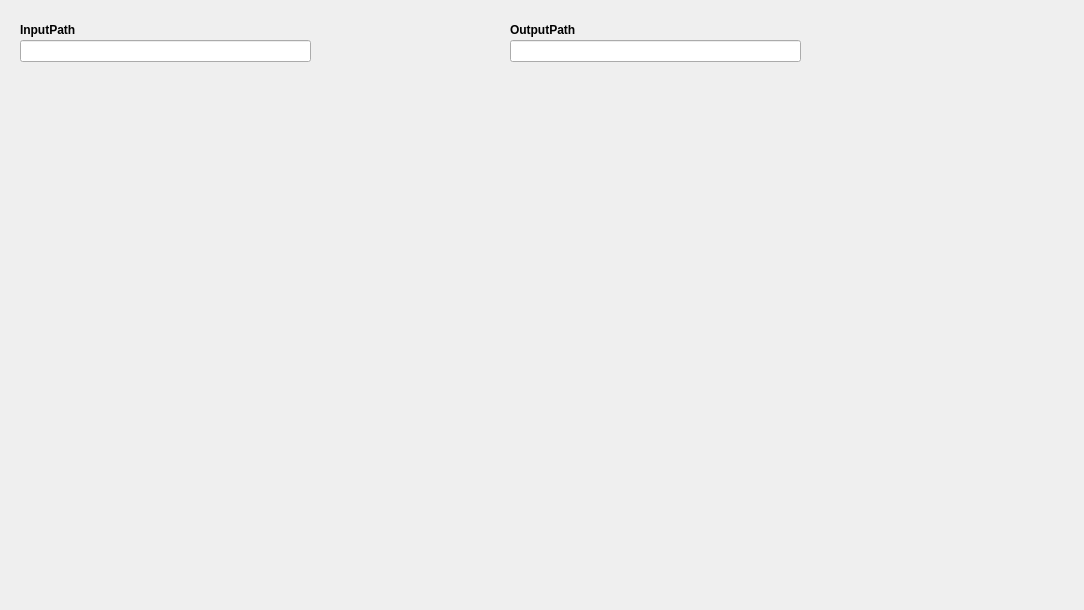
This is mainwindow.ui in Hibsicus/neural_style as Qt 5 draws it before an edit. The edited form follows.
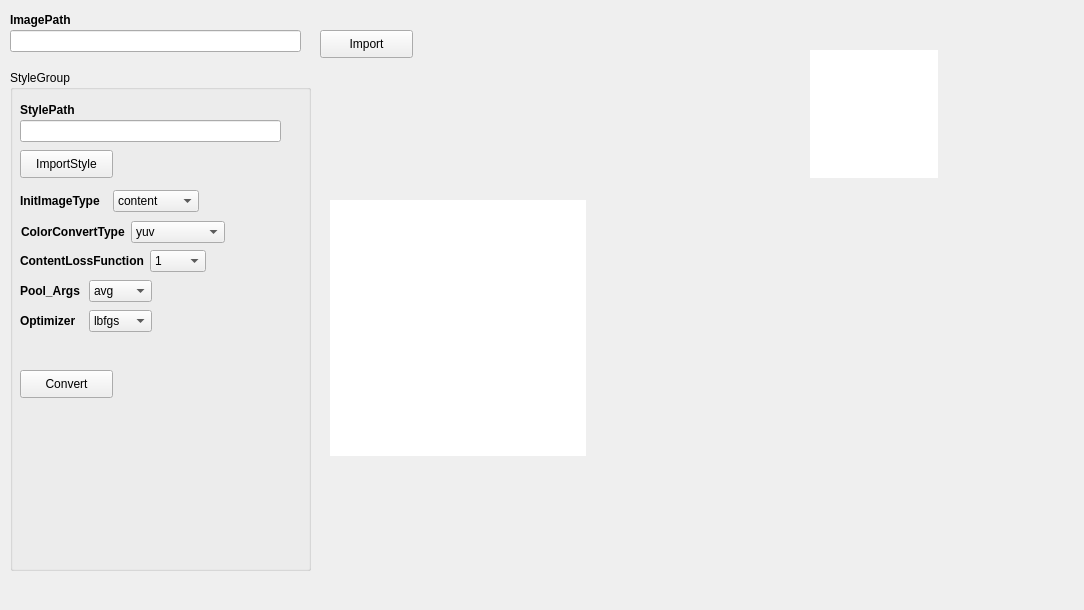
This is the edited form.

What changed in the file:
```diff
--- a/mainwindow.ui
+++ b/mainwindow.ui
@@ -17,33 +17,14 @@
    <widget class="QLabel" name="label_InputPath">
     <property name="geometry">
      <rect>
-      <x>20</x>
-      <y>20</y>
+      <x>10</x>
+      <y>10</y>
       <width>71</width>
       <height>21</height>
      </rect>
     </property>
     <property name="text">
-     <string>&lt;b&gt;InputPath&lt;/b&gt;</string>
-    </property>
-    <property name="scaledContents">
-     <bool>false</bool>
-    </property>
-    <property name="wordWrap">
-     <bool>false</bool>
-    </property>
-   </widget>
-   <widget class="QLabel" name="label_OutputPath">
-    <property name="geometry">
-     <rect>
-      <x>510</x>
-      <y>20</y>
-      <width>81</width>
-      <height>21</height>
-     </rect>
-    </property>
-    <property name="text">
-     <string>&lt;b&gt;OutputPath&lt;/b&gt;</string>
+     <string>&lt;b&gt;ImagePath&lt;/b&gt;</string>
     </property>
     <property name="scaledContents">
      <bool>false</bool>
@@ -58,8 +39,8 @@
     </property>
     <property name="geometry">
      <rect>
-      <x>20</x>
-      <y>40</y>
+      <x>10</x>
+      <y>30</y>
       <width>291</width>
       <height>22</height>
      </rect>
@@ -68,20 +49,371 @@
      <bool>true</bool>
     </property>
    </widget>
-   <widget class="QLineEdit" name="edit_output">
-    <property name="enabled">
-     <bool>true</bool>
+   <widget class="QGroupBox" name="groupBox">
+    <property name="geometry">
+     <rect>
+      <x>10</x>
+      <y>70</y>
+      <width>301</width>
+      <height>501</height>
+     </rect>
     </property>
+    <property name="title">
+     <string>StyleGroup</string>
+    </property>
+    <widget class="QLabel" name="label_InputPath_2">
+     <property name="geometry">
+      <rect>
+       <x>10</x>
+       <y>30</y>
+       <width>71</width>
+       <height>21</height>
+      </rect>
+     </property>
+     <property name="text">
+      <string>&lt;b&gt;StylePath&lt;/b&gt;</string>
+     </property>
+     <property name="scaledContents">
+      <bool>false</bool>
+     </property>
+     <property name="wordWrap">
+      <bool>false</bool>
+     </property>
+    </widget>
+    <widget class="QLineEdit" name="edit_styleInput">
+     <property name="enabled">
+      <bool>true</bool>
+     </property>
+     <property name="geometry">
+      <rect>
+       <x>10</x>
+       <y>50</y>
+       <width>261</width>
+       <height>22</height>
+      </rect>
+     </property>
+     <property name="readOnly">
+      <bool>true</bool>
+     </property>
+    </widget>
+    <widget class="QPushButton" name="btn_inputStyle">
+     <property name="geometry">
+      <rect>
+       <x>10</x>
+       <y>80</y>
+       <width>93</width>
+       <height>28</height>
+      </rect>
+     </property>
+     <property name="text">
+      <string>ImportStyle</string>
+     </property>
+    </widget>
+    <widget class="QWidget" name="layoutWidget">
+     <property name="geometry">
+      <rect>
+       <x>10</x>
+       <y>240</y>
+       <width>132</width>
+       <height>23</height>
+      </rect>
+     </property>
+     <layout class="QHBoxLayout" name="horizontalLayout_5">
+      <item>
+       <widget class="QLabel" name="label_5">
+        <property name="autoFillBackground">
+         <bool>false</bool>
+        </property>
+        <property name="text">
+         <string>&lt;html&gt;&lt;head/&gt;&lt;body&gt;&lt;p&gt;&lt;span style=&quot; font-weight:600;&quot;&gt;Optimizer&lt;/span&gt;&lt;/p&gt;&lt;/body&gt;&lt;/html&gt;</string>
+        </property>
+        <property name="scaledContents">
+         <bool>false</bool>
+        </property>
+        <property name="wordWrap">
+         <bool>false</bool>
+        </property>
+       </widget>
+      </item>
+      <item>
+       <widget class="QComboBox" name="pool_args_combo_2">
+        <property name="currentIndex">
+         <number>0</number>
+        </property>
+        <item>
+         <property name="text">
+          <string>lbfgs</string>
+         </property>
+        </item>
+        <item>
+         <property name="text">
+          <string>adam</string>
+         </property>
+        </item>
+       </widget>
+      </item>
+     </layout>
+    </widget>
+    <widget class="QPushButton" name="btn_styles_convert">
+     <property name="geometry">
+      <rect>
+       <x>10</x>
+       <y>300</y>
+       <width>93</width>
+       <height>28</height>
+      </rect>
+     </property>
+     <property name="text">
+      <string>Convert</string>
+     </property>
+    </widget>
+    <widget class="QWidget" name="">
+     <property name="geometry">
+      <rect>
+       <x>10</x>
+       <y>120</y>
+       <width>179</width>
+       <height>23</height>
+      </rect>
+     </property>
+     <layout class="QHBoxLayout" name="horizontalLayout">
+      <item>
+       <widget class="QLabel" name="label_3">
+        <property name="autoFillBackground">
+         <bool>false</bool>
+        </property>
+        <property name="text">
+         <string>&lt;b&gt;InitImageType&lt;/b&gt;</string>
+        </property>
+        <property name="scaledContents">
+         <bool>false</bool>
+        </property>
+        <property name="wordWrap">
+         <bool>false</bool>
+        </property>
+       </widget>
+      </item>
+      <item>
+       <widget class="QComboBox" name="InitImageType_Combo">
+        <item>
+         <property name="text">
+          <string>content</string>
+         </property>
+        </item>
+        <item>
+         <property name="text">
+          <string>random</string>
+         </property>
+        </item>
+        <item>
+         <property name="text">
+          <string>style</string>
+         </property>
+        </item>
+       </widget>
+      </item>
+     </layout>
+    </widget>
+    <widget class="QWidget" name="">
+     <property name="geometry">
+      <rect>
+       <x>10</x>
+       <y>180</y>
+       <width>186</width>
+       <height>23</height>
+      </rect>
+     </property>
+     <layout class="QHBoxLayout" name="horizontalLayout_2">
+      <item>
+       <widget class="QLabel" name="label">
+        <property name="autoFillBackground">
+         <bool>false</bool>
+        </property>
+        <property name="text">
+         <string>&lt;b&gt;ContentLossFunction&lt;/b&gt;</string>
+        </property>
+        <property name="scaledContents">
+         <bool>false</bool>
+        </property>
+        <property name="wordWrap">
+         <bool>false</bool>
+        </property>
+       </widget>
+      </item>
+      <item>
+       <widget class="QComboBox" name="content_loss_func_combo">
+        <property name="currentText">
+         <string>1</string>
+        </property>
+        <property name="currentIndex">
+         <number>0</number>
+        </property>
+        <property name="maxCount">
+         <number>10</number>
+        </property>
+        <property name="minimumContentsLength">
+         <number>0</number>
+        </property>
+        <item>
+         <property name="text">
+          <string>1</string>
+         </property>
+        </item>
+        <item>
+         <property name="text">
+          <string>2</string>
+         </property>
+        </item>
+        <item>
+         <property name="text">
+          <string>3</string>
+         </property>
+        </item>
+       </widget>
+      </item>
+     </layout>
+    </widget>
+    <widget class="QWidget" name="">
+     <property name="geometry">
+      <rect>
+       <x>10</x>
+       <y>210</y>
+       <width>132</width>
+       <height>23</height>
+      </rect>
+     </property>
+     <layout class="QHBoxLayout" name="horizontalLayout_3">
+      <item>
+       <widget class="QLabel" name="label_2">
+        <property name="autoFillBackground">
+         <bool>false</bool>
+        </property>
+        <property name="text">
+         <string>&lt;b&gt;Pool_Args&lt;/b&gt;</string>
+        </property>
+        <property name="scaledContents">
+         <bool>false</bool>
+        </property>
+        <property name="wordWrap">
+         <bool>false</bool>
+        </property>
+       </widget>
+      </item>
+      <item>
+       <widget class="QComboBox" name="pool_args_combo">
+        <property name="currentIndex">
+         <number>0</number>
+        </property>
+        <item>
+         <property name="text">
+          <string>avg</string>
+         </property>
+        </item>
+        <item>
+         <property name="text">
+          <string>max</string>
+         </property>
+        </item>
+       </widget>
+      </item>
+     </layout>
+    </widget>
+    <widget class="QWidget" name="">
+     <property name="geometry">
+      <rect>
+       <x>11</x>
+       <y>151</y>
+       <width>204</width>
+       <height>23</height>
+      </rect>
+     </property>
+     <layout class="QHBoxLayout" name="horizontalLayout_4">
+      <item>
+       <widget class="QLabel" name="label_4">
+        <property name="autoFillBackground">
+         <bool>false</bool>
+        </property>
+        <property name="text">
+         <string>&lt;html&gt;&lt;head/&gt;&lt;body&gt;&lt;p&gt;&lt;span style=&quot; font-weight:600;&quot;&gt;ColorConvertType&lt;/span&gt;&lt;/p&gt;&lt;/body&gt;&lt;/html&gt;</string>
+        </property>
+        <property name="scaledContents">
+         <bool>false</bool>
+        </property>
+        <property name="wordWrap">
+         <bool>false</bool>
+        </property>
+       </widget>
+      </item>
+      <item>
+       <widget class="QComboBox" name="ColorConvertType_Combo">
+        <item>
+         <property name="text">
+          <string>yuv</string>
+         </property>
+        </item>
+        <item>
+         <property name="text">
+          <string>ycrb</string>
+         </property>
+        </item>
+        <item>
+         <property name="text">
+          <string>luv</string>
+         </property>
+        </item>
+        <item>
+         <property name="text">
+          <string>lab</string>
+         </property>
+        </item>
+       </widget>
+      </item>
+     </layout>
+    </widget>
+   </widget>
+   <widget class="QPushButton" name="btn_inputImage">
     <property name="geometry">
      <rect>
-      <x>510</x>
-      <y>40</y>
-      <width>291</width>
-      <height>22</height>
+      <x>320</x>
+      <y>30</y>
+      <width>93</width>
+      <height>28</height>
      </rect>
     </property>
-    <property name="readOnly">
-     <bool>true</bool>
+    <property name="text">
+     <string>Import</string>
+    </property>
+   </widget>
+   <widget class="QLabel" name="lab_originalImg">
+    <property name="geometry">
+     <rect>
+      <x>330</x>
+      <y>200</y>
+      <width>256</width>
+      <height>256</height>
+     </rect>
+    </property>
+    <property name="styleSheet">
+     <string notr="true">background:rgb(255, 255, 255)</string>
+    </property>
+    <property name="text">
+     <string/>
+    </property>
+   </widget>
+   <widget class="QLabel" name="lab_style_img">
+    <property name="geometry">
+     <rect>
+      <x>810</x>
+      <y>50</y>
+      <width>128</width>
+      <height>128</height>
+     </rect>
+    </property>
+    <property name="styleSheet">
+     <string notr="true">background:rgb(255, 255, 255)</string>
+    </property>
+    <property name="text">
+     <string/>
     </property>
    </widget>
   </widget>
```
